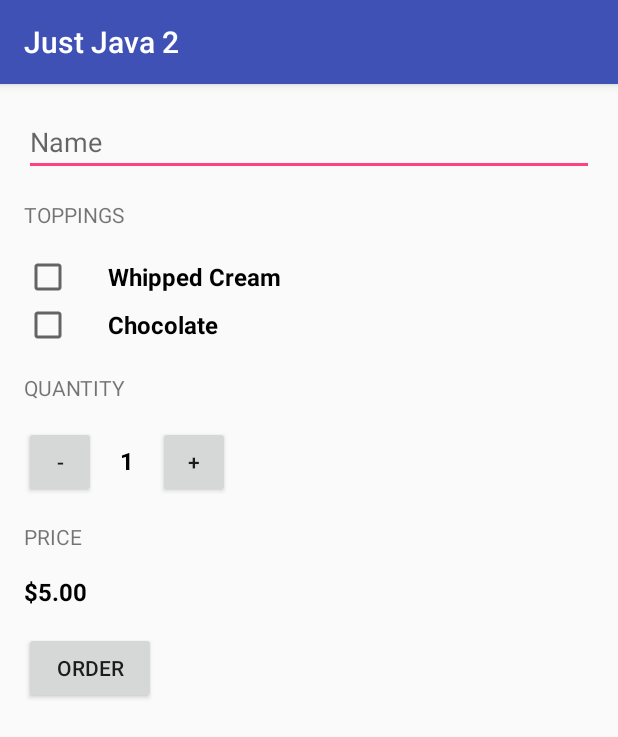
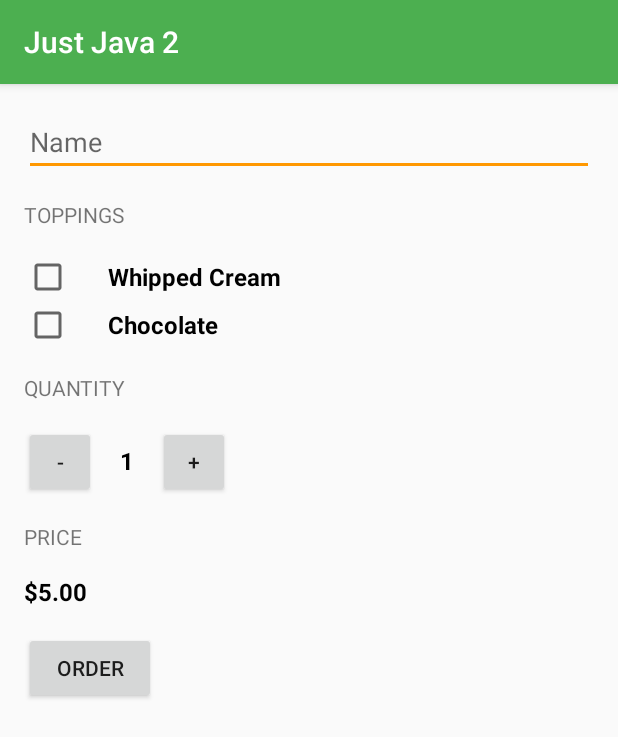
Before and after one commit to HDCS05/justjava2, an Android app: the screen it shows after launch (MainActivity), on a phone screen of 412 x 824 dp. Shown: the top 737 px of the screen. Run offline under Robolectric (Android 15) with nearby library versions, the phone set to English and light mode, and no system bars.

Commit message:
Finish Spaish localization part and personalized colors for the app

```diff
--- a/app/src/main/res/values/colors.xml
+++ b/app/src/main/res/values/colors.xml
@@ -1,6 +1,10 @@
 <?xml version="1.0" encoding="utf-8"?>
 <resources>
-    <color name="colorPrimary">#3F51B5</color>
-    <color name="colorPrimaryDark">#303F9F</color>
-    <color name="colorAccent">#FF4081</color>
+    <!--Next 3 lines are the original colors-->
+    <!--<color name="colorPrimary">#3F51B5</color>-->
+    <!--<color name="colorPrimaryDark">#303F9F</color>-->
+    <!--<color name="colorAccent">#FF4081</color>-->
+    <color name="colorPrimary">#4CAF50</color>
+    <color name="colorPrimaryDark">#388E3C</color>
+    <color name="colorAccent">#FF9800</color>
 </resources>
```
Also changed, not shown: 1 other file.
